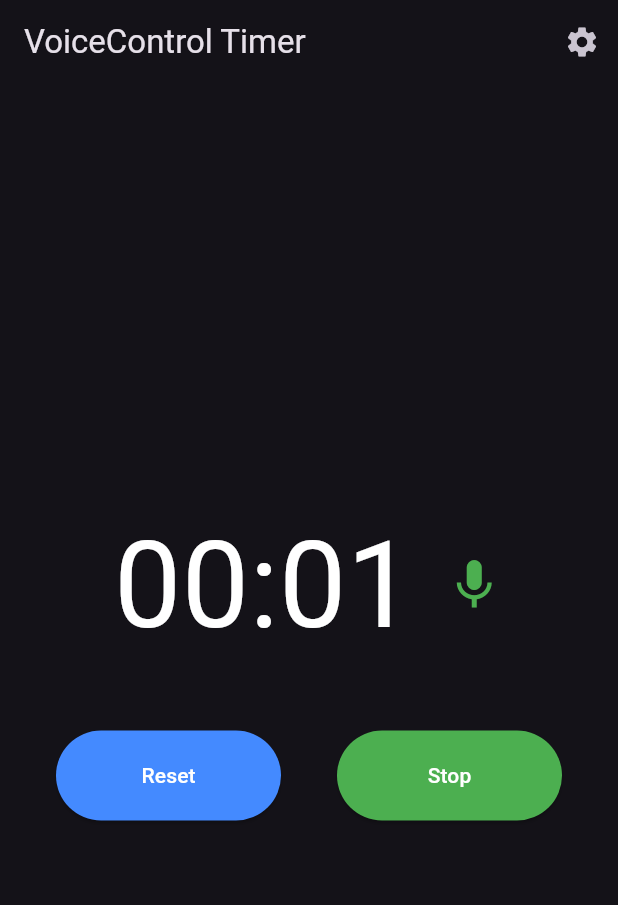
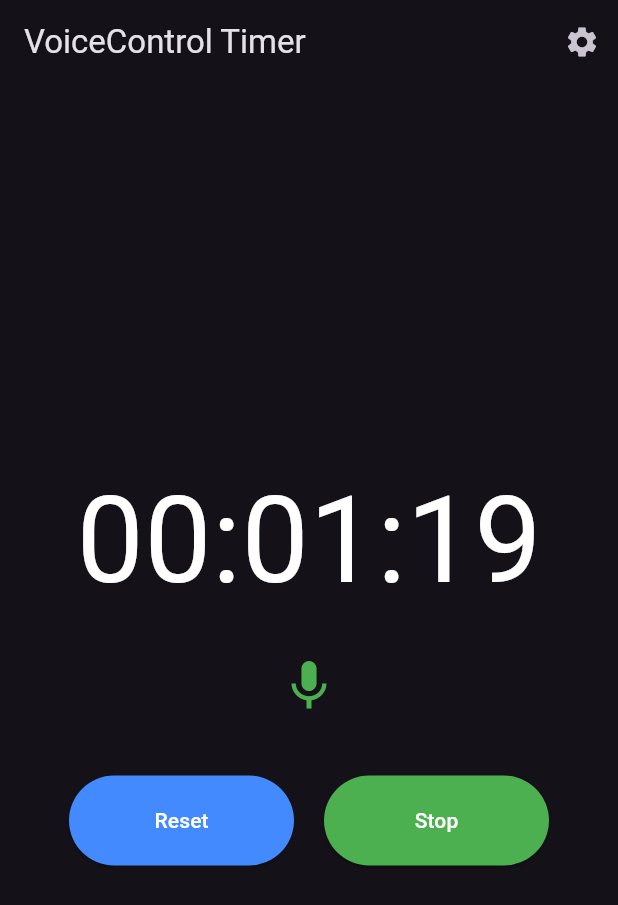
Before and after one commit to alexsvtmdev/vcstopwatch, a Flutter app: the screen it shows after launch, after a tap on "Start", on a phone screen of 412 x 824 dp. Shown: the top 905 px of the screen. Run offline on Flutter 3.47's test engine with Material 3 defaults, Android fonts, the phone set to English and light mode, and no system bars; our stand-ins replace flutter_tts, shared_preferences; missing offline and left inert: vosk_flutter_2.

Commit message:
vosk draft 2

```diff
--- a/lib/main.dart
+++ b/lib/main.dart
@@ -27,7 +27,7 @@ class VoiceCommandService {
       final modelDescription = modelsList.firstWhere(
         (m) => m.name == modelName,
       );
-      // Здесь можно заменить загрузку по сети на локальную модель (из assets)
+      // Здесь можно заменить загрузку по сети на локальную модель (если модель положена в assets)
       final modelPath = await _modelLoader.loadFromNetwork(
         modelDescription.url,
       );
@@ -142,22 +142,22 @@ class TimerPageState extends State<TimerPage> {
     super.initState();
     _loadSettings();
     flutterTts.setVolume(volume);
-    // Используем UI таймер для обновления отображения времени (каждые 50 мс)
+    // UI таймер, который обновляет отображение каждые 50 мс
     _uiTimer = Timer.periodic(const Duration(milliseconds: 50), (timer) {
       if (isActive && _startTime != null) {
         setState(() {
           _elapsed = DateTime.now().difference(_startTime!);
         });
-        // Если время кратно интервалу, произносим время
         int totalSeconds = _elapsed.inSeconds;
+        // Если время кратно интервалу (проверяем только при изменениях)
         if (totalSeconds > 0 && totalSeconds % intervalSeconds == 0) {
-          String announcement = _formatTime(_elapsed);
+          String announcement = _formatAnnouncement(_elapsed);
           flutterTts.speak(announcement);
           developer.log("Announced time: $announcement", name: "TimerPage");
         }
       }
     });
-    // Инициализируем сервис голосовых команд
+    // Инициализация сервиса голосовых команд
     voiceService = VoiceCommandService();
     voiceService.initialize().then((_) {
       if (voiceControlEnabled) {
@@ -165,9 +165,12 @@ class TimerPageState extends State<TimerPage> {
           setState(() {
             voiceRecognitionActive = true;
           });
+          developer.log(
+            "Voice recognition started automatically.",
+            name: "TimerPage",
+          );
         });
       }
-      // Подписываемся на поток команд
       _voiceSub = voiceService.commandStream.listen((command) {
         developer.log("Received voice command: $command", name: "TimerPage");
         _handleVoiceCommand(command);
@@ -175,10 +178,18 @@ class TimerPageState extends State<TimerPage> {
     });
   }
 
+  String _formatAnnouncement(Duration duration) {
+    int minutes = duration.inMinutes;
+    int seconds = duration.inSeconds % 60;
+    return "$minutes minute${minutes != 1 ? "s" : ""} and $seconds second${seconds != 1 ? "s" : ""}";
+  }
+
+  // Форматирование времени с сотыми долями секунды: MM:SS:CS
   String _formatTime(Duration duration) {
     int minutes = duration.inMinutes;
     int seconds = duration.inSeconds % 60;
-    return "$minutes minute${minutes != 1 ? "s" : ""} and $seconds second${seconds != 1 ? "s" : ""}";
+    int centiseconds = ((duration.inMilliseconds % 1000) / 10).floor();
+    return "${minutes.toString().padLeft(2, '0')}:${seconds.toString().padLeft(2, '0')}:${centiseconds.toString().padLeft(2, '0')}";
   }
 
   void _handleVoiceCommand(String command) {
@@ -238,9 +249,7 @@ class TimerPageState extends State<TimerPage> {
 
   @override
   Widget build(BuildContext context) {
-    // Форматируем время в виде MM:SS
-    String formattedTime =
-        "${_elapsed.inMinutes.toString().padLeft(2, '0')}:${(_elapsed.inSeconds % 60).toString().padLeft(2, '0')}";
+    String formattedTime = _formatTime(_elapsed);
     return Scaffold(
       appBar: AppBar(
         title: const Text('VoiceControl Timer'),
@@ -261,26 +270,21 @@ class TimerPageState extends State<TimerPage> {
         child: Column(
           mainAxisAlignment: MainAxisAlignment.center,
           children: [
-            // Отображаем время и индикатор работы распознавания
-            Row(
-              mainAxisAlignment: MainAxisAlignment.center,
-              children: [
             Text(
               formattedTime,
               style: const TextStyle(fontSize: 80, color: Colors.white),
             ),
-                const SizedBox(width: 20),
+            const SizedBox(height: 20),
+            // Индикатор состояния распознавания под часами
             Icon(
               voiceRecognitionActive ? Icons.mic : Icons.mic_off,
               color: voiceRecognitionActive ? Colors.green : Colors.red,
               size: 40,
             ),
-              ],
-            ),
             const SizedBox(height: 40),
-            // Кнопки управления таймером (ручное управление)
+            // Ручное управление таймером
             Row(
-              mainAxisAlignment: MainAxisAlignment.spaceEvenly,
+              mainAxisAlignment: MainAxisAlignment.center,
               children: [
                 ElevatedButton(
                   style: ElevatedButton.styleFrom(
@@ -300,6 +304,7 @@ class TimerPageState extends State<TimerPage> {
                   },
                   child: const Text('Reset'),
                 ),
+                const SizedBox(width: 20),
                 ElevatedButton(
                   style: ElevatedButton.styleFrom(
                     minimumSize: const Size(150, 60),
@@ -423,21 +428,17 @@ class SettingsPageState extends State<SettingsPage> {
                 setState(() {
                   widget.state.voiceControlEnabled = value;
                   widget.state._saveSettings();
-                  if (value && !widget.state.voiceRecognitionActive) {
+                  // Обновляем состояние индикатора голосового распознавания независимо от службы
+                  widget.state.voiceRecognitionActive = value;
+                  if (value) {
                     widget.state.voiceService.startListening().then((_) {
-                      setState(() {
-                        widget.state.voiceRecognitionActive = true;
-                      });
                       developer.log(
                         "Voice recognition enabled via settings.",
                         name: "SettingsPage",
                       );
                     });
-                  } else if (!value && widget.state.voiceRecognitionActive) {
+                  } else {
                     widget.state.voiceService.stopListening().then((_) {
-                      setState(() {
-                        widget.state.voiceRecognitionActive = false;
-                      });
                       developer.log(
                         "Voice recognition disabled via settings.",
                         name: "SettingsPage",
```
Lines whose indentation alone changed are shown as unchanged.
